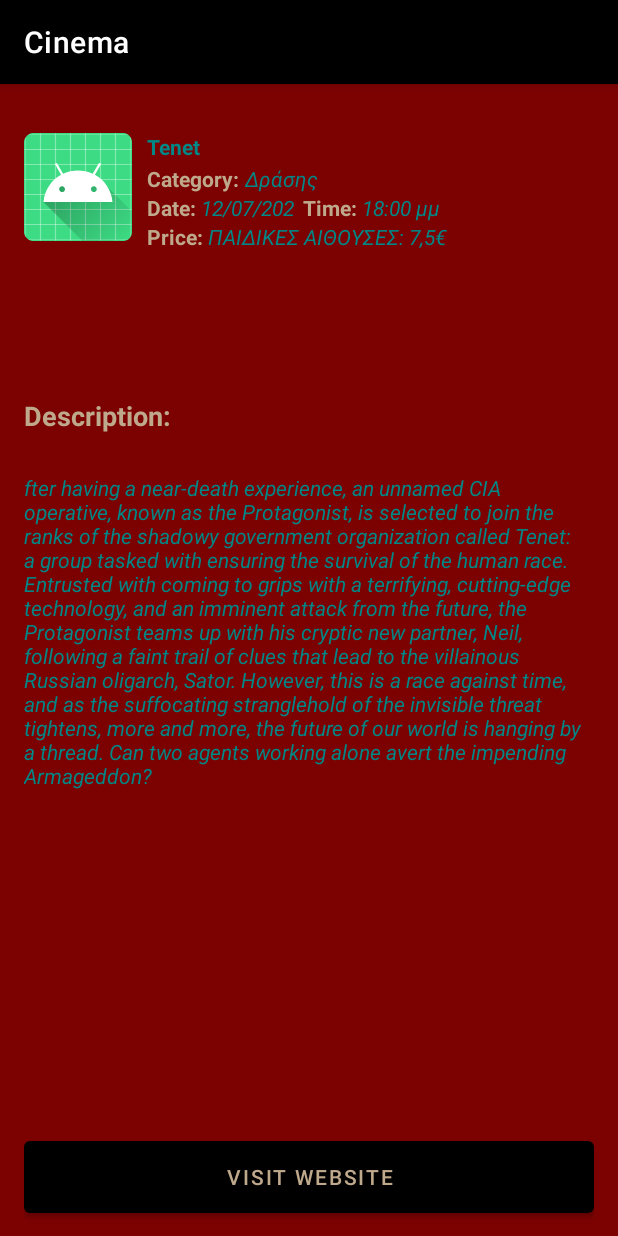
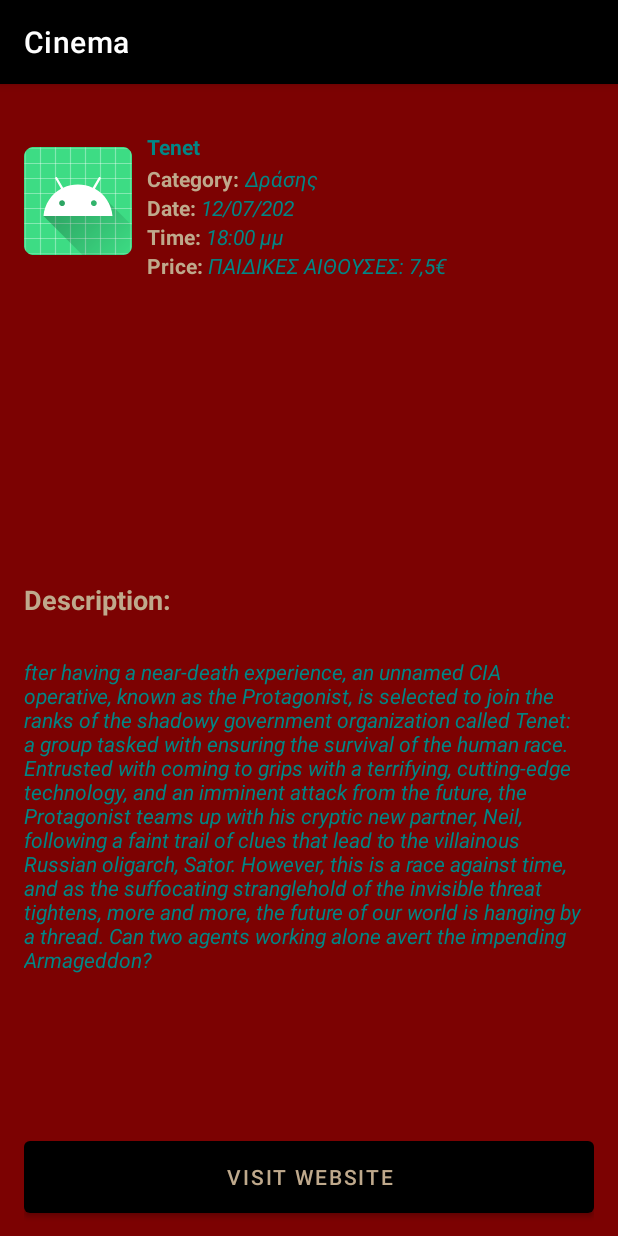
Before and after one commit to marevio/cinema, an Android app: the DetailsActivity screen opened directly, with no data from a screen before it, on a phone screen of 412 x 824 dp. Run offline under Robolectric (Android 15) with nearby library versions, the phone set to English and light mode, and no system bars.

Commit message:
Details Activity

```diff
--- a/app/src/main/res/layout/activity_details.xml
+++ b/app/src/main/res/layout/activity_details.xml
@@ -89,6 +89,13 @@
                     android:textColor="@color/teal_700"
                     android:textStyle="italic"></TextView>
 
+            </LinearLayout>
+
+            <LinearLayout
+                android:layout_width="wrap_content"
+                android:layout_height="wrap_content"
+                android:orientation="horizontal">
+
                 <TextView
                     android:layout_width="wrap_content"
                     android:layout_height="wrap_content"
@@ -107,6 +114,9 @@
 
 
             </LinearLayout>
+
+
+
 
             <LinearLayout
                 android:layout_width="match_parent"
@@ -136,20 +146,10 @@
 
     </LinearLayout>
 
-    <Button
-        android:id="@+id/buttonVisitWebsite"
-        android:layout_width="393dp"
-        android:layout_height="60dp"
-        android:layout_alignParentBottom="true"
-        android:layout_marginBottom="4dp"
-        android:paddingLeft="40dp"
-        android:paddingRight="40dp"
-        android:text="Visit Website" />
-
     <TextView
         android:id="@+id/movie_details_description"
         android:layout_width="395dp"
-        android:layout_height="428dp"
+        android:layout_height="305dp"
         android:layout_above="@+id/buttonVisitWebsite"
         android:layout_alignParentStart="true"
         android:layout_alignParentEnd="true"
@@ -176,4 +176,16 @@
         android:textColor="@color/white"
         android:textSize="18sp"
         android:textStyle="bold" />
+
+    <Button
+        android:id="@+id/buttonVisitWebsite"
+        android:layout_width="393dp"
+        android:layout_height="60dp"
+        android:layout_alignParentBottom="true"
+        android:layout_marginBottom="4dp"
+        android:paddingLeft="40dp"
+        android:paddingRight="40dp"
+        android:text="Visit Website" />
+
+
 </RelativeLayout>
--- a/app/src/main/res/layout/activity_main.xml
+++ b/app/src/main/res/layout/activity_main.xml
@@ -6,6 +6,7 @@
     android:layout_width="match_parent"
     android:layout_height="match_parent"
     android:isScrollContainer="true">
+
 
     <LinearLayout
         android:layout_width="match_parent"
```
